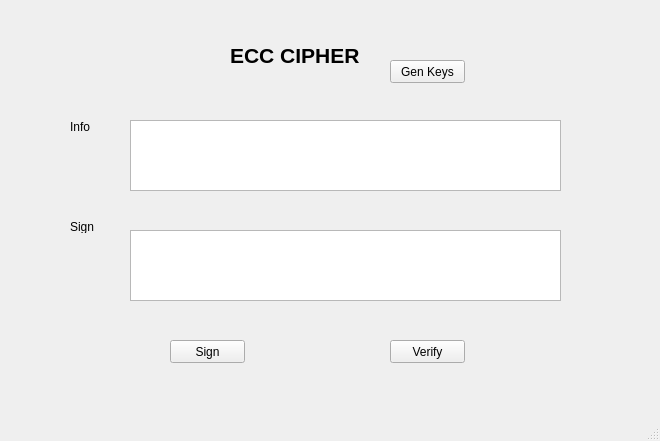
Old version of the form Lab03/ui/ecc.ui in the repository Nhuttruong0602397/Nhuttruong_2397.
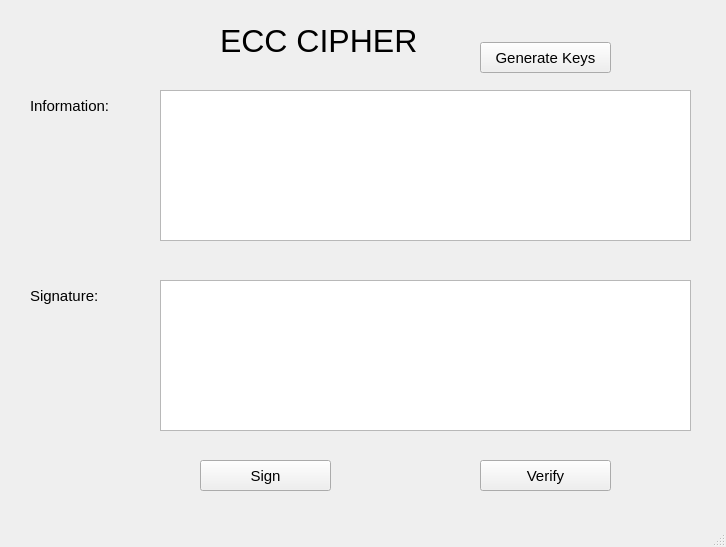
New version of the form.

The edit to the form file:
```diff
--- a/Lab03/ui/ecc.ui
+++ b/Lab03/ui/ecc.ui
@@ -6,8 +6,8 @@
    <rect>
     <x>0</x>
     <y>0</y>
-    <width>660</width>
-    <height>441</height>
+    <width>726</width>
+    <height>547</height>
    </rect>
   </property>
   <property name="windowTitle">
@@ -17,17 +17,17 @@
    <widget class="QLabel" name="label">
     <property name="geometry">
      <rect>
-      <x>230</x>
-      <y>40</y>
-      <width>151</width>
-      <height>31</height>
+      <x>220</x>
+      <y>10</y>
+      <width>241</width>
+      <height>61</height>
      </rect>
     </property>
     <property name="font">
      <font>
-      <pointsize>16</pointsize>
-      <weight>75</weight>
-      <bold>true</bold>
+      <pointsize>24</pointsize>
+      <weight>50</weight>
+      <bold>false</bold>
      </font>
     </property>
     <property name="text">
@@ -37,88 +37,113 @@
    <widget class="QLabel" name="label_2">
     <property name="geometry">
      <rect>
-      <x>70</x>
-      <y>120</y>
-      <width>47</width>
-      <height>13</height>
+      <x>30</x>
+      <y>90</y>
+      <width>121</width>
+      <height>31</height>
      </rect>
     </property>
+    <property name="font">
+     <font>
+      <pointsize>11</pointsize>
+     </font>
+    </property>
     <property name="text">
-     <string>Info</string>
+     <string>Information:</string>
     </property>
    </widget>
    <widget class="QLabel" name="label_3">
     <property name="geometry">
      <rect>
-      <x>70</x>
-      <y>220</y>
-      <width>47</width>
-      <height>13</height>
+      <x>30</x>
+      <y>280</y>
+      <width>111</width>
+      <height>31</height>
      </rect>
     </property>
+    <property name="font">
+     <font>
+      <pointsize>11</pointsize>
+     </font>
+    </property>
     <property name="text">
-     <string>Sign</string>
+     <string>Signature:</string>
     </property>
    </widget>
-   <widget class="QPlainTextEdit" name="txtI">
+   <widget class="QTextEdit" name="txt_info">
     <property name="geometry">
      <rect>
-      <x>130</x>
-      <y>120</y>
-      <width>431</width>
-      <height>71</height>
+      <x>160</x>
+      <y>90</y>
+      <width>531</width>
+      <height>151</height>
      </rect>
     </property>
    </widget>
-   <widget class="QPlainTextEdit" name="txtS">
+   <widget class="QTextEdit" name="txt_sign">
     <property name="geometry">
      <rect>
-      <x>130</x>
-      <y>230</y>
-      <width>431</width>
-      <height>71</height>
+      <x>160</x>
+      <y>280</y>
+      <width>531</width>
+      <height>151</height>
      </rect>
     </property>
    </widget>
    <widget class="QPushButton" name="btnS">
     <property name="geometry">
      <rect>
-      <x>170</x>
-      <y>340</y>
-      <width>75</width>
-      <height>23</height>
+      <x>480</x>
+      <y>42</y>
+      <width>131</width>
+      <height>31</height>
      </rect>
     </property>
+    <property name="font">
+     <font>
+      <pointsize>11</pointsize>
+     </font>
+    </property>
     <property name="text">
+     <string>Generate Keys</string>
+    </property>
+   </widget>
+   <widget class="QPushButton" name="btn_sign">
+    <property name="geometry">
+     <rect>
+      <x>200</x>
+      <y>460</y>
+      <width>131</width>
+      <height>31</height>
+     </rect>
+    </property>
+    <property name="font">
+     <font>
+      <pointsize>11</pointsize>
+     </font>
+    </property>
+    <property name="text">
      <string>Sign</string>
     </property>
    </widget>
    <widget class="QPushButton" name="btnV">
     <property name="geometry">
      <rect>
-      <x>390</x>
-      <y>340</y>
-      <width>75</width>
-      <height>23</height>
+      <x>480</x>
+      <y>460</y>
+      <width>131</width>
+      <height>31</height>
      </rect>
     </property>
+    <property name="font">
+     <font>
+      <pointsize>11</pointsize>
+     </font>
+    </property>
     <property name="text">
      <string>Verify</string>
     </property>
    </widget>
-   <widget class="QPushButton" name="btnG">
-    <property name="geometry">
-     <rect>
-      <x>390</x>
-      <y>60</y>
-      <width>75</width>
-      <height>23</height>
-     </rect>
-    </property>
-    <property name="text">
-     <string>Gen Keys</string>
-    </property>
-   </widget>
   </widget>
   <widget class="QMenuBar" name="menubar">
    <property name="geometry">
```
Left out of the diff: 8 changed lines with no effect on the pictures.
